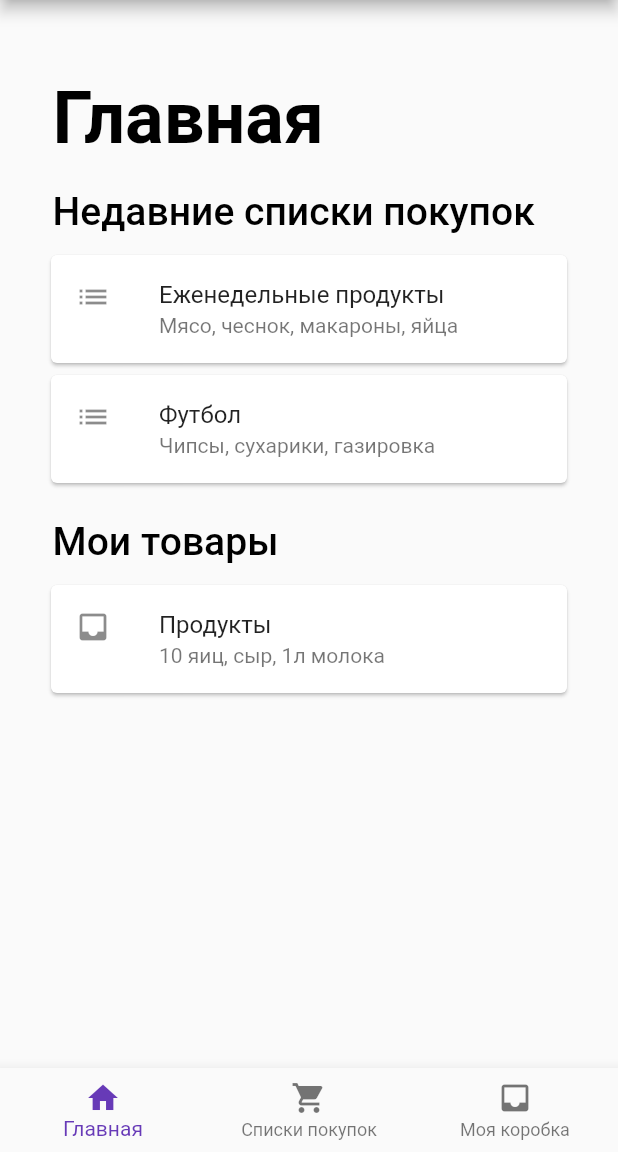
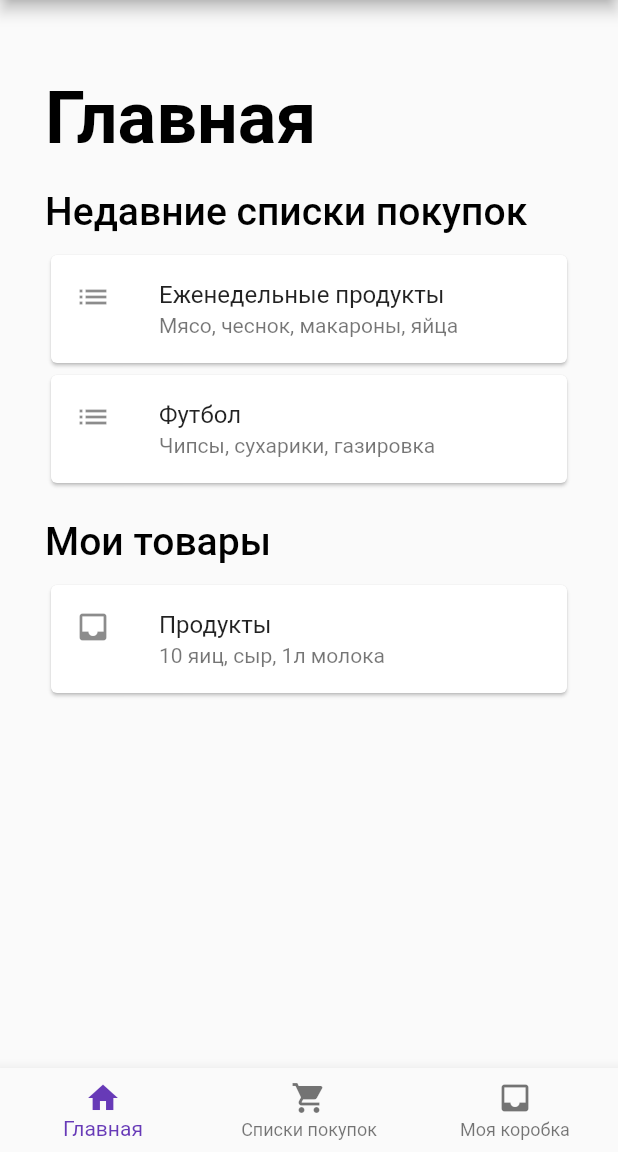
Before and after one commit to DaniilPavlov/MyProducts, a Flutter app: the screen it shows once a user with an empty profile is signed in, on a phone screen of 412 x 824 dp, the part 84-1236 px from its top. Run offline on Flutter 3.47's test engine with Material 2 defaults, Android fonts, the phone set to English and light mode, and no system bars; our stand-ins replace cloud_firestore, firebase_auth, flutter_form_builder, flutter_spinkit, fluttertoast; accounts and stored records are empty.

Commit message:
Refactoring + titles on each main screen

```diff
--- a/lib/main.dart
+++ b/lib/main.dart
@@ -1,11 +1,9 @@
 import 'dart:async';
-
 import 'package:cloud_firestore/cloud_firestore.dart';
 import 'package:flutter/material.dart';
 import 'package:products_control/screens/authStatus.dart';
 import 'package:provider/provider.dart';
 import 'services/auth.dart';
-
 import 'models/user.dart';
 
 void main() {
--- a/lib/screens/addCheckList.dart
+++ b/lib/screens/addCheckList.dart
@@ -1,13 +1,11 @@
 import 'dart:async';
 import 'dart:ui';
-
 import 'package:flutter/material.dart';
 import 'package:flutter_form_builder/flutter_form_builder.dart';
 import 'package:products_control/screens/addCheckListItem.dart';
 import 'package:products_control/models/checkListData.dart';
 import 'package:products_control/models/user.dart';
 import 'package:products_control/services/database.dart';
-import 'package:products_control/widgets/saveButton.dart';
 import 'package:products_control/widgets/toast.dart';
 import 'package:provider/provider.dart';
 
--- a/lib/screens/addCheckListItem.dart
+++ b/lib/screens/addCheckListItem.dart
@@ -1,7 +1,6 @@
 import 'package:flutter/material.dart';
 import 'package:flutter_form_builder/flutter_form_builder.dart';
 import 'package:products_control/models/checkListData.dart';
-import 'package:products_control/services/database.dart';
 
 class AddCheckListItem extends StatefulWidget {
   final CheckListItem checkListItem;
--- a/lib/screens/checkLists.dart
+++ b/lib/screens/checkLists.dart
@@ -5,8 +5,6 @@ import 'package:products_control/widgets/checkListsList.dart';
 import 'addCheckList.dart';
 
 class CheckListsScreen extends StatelessWidget {
-  // Each screen that has a floating action button will have this method
-  // TODO: see if creating a wrapper component for the FAB is necessary
   Widget renderFloatingActionButton(BuildContext context) {
     return Container(
       height: 70.0,
--- a/lib/screens/home.dart
+++ b/lib/screens/home.dart
@@ -1,5 +1,4 @@
 import 'package:flutter/material.dart';
-import 'package:products_control/services/auth.dart';
 import '../widgets/pageTitle.dart';
 import '../widgets/pageSubtitle.dart';
 import '../widgets/tappableCard.dart';
@@ -7,7 +6,6 @@ import '../widgets/tappableCard.dart';
 class HomeScreen extends StatelessWidget {
   HomeScreen({Key key}) : super(key: key);
 
-// TODO: Map cards over dummy data
   @override
   Widget build(BuildContext context) {
     return Container(
--- a/lib/screens/login.dart
+++ b/lib/screens/login.dart
@@ -1,8 +1,6 @@
 import 'package:flutter/material.dart';
 import 'package:fluttertoast/fluttertoast.dart';
-import 'package:products_control/models/user.dart';
 import 'package:products_control/services/auth.dart';
-
 
 class LoginScreen extends StatefulWidget {
   LoginScreen({Key key}) : super(key: key);
--- a/lib/screens/navContainer.dart
+++ b/lib/screens/navContainer.dart
@@ -1,5 +1,4 @@
 import 'package:flutter/material.dart';
-import 'file:///C:/Users/lokod/AndroidStudioProjects/products_control/lib/widgets/boxItemsList.dart';
 import '../services/auth.dart';
 import '../widgets/bottomNavBar.dart';
 import './box.dart';
--- a/lib/widgets/bottomNavBar.dart
+++ b/lib/widgets/bottomNavBar.dart
@@ -13,7 +13,6 @@ class BottomNavBar extends StatefulWidget {
 }
 
 class _BottomNavBarState extends State<BottomNavBar> {
-
   @override
   Widget build(BuildContext context) {
     return BottomNavigationBar(
--- a/lib/widgets/pageSubtitle.dart
+++ b/lib/widgets/pageSubtitle.dart
@@ -15,7 +15,6 @@ class PageSubtitle extends StatelessWidget {
   Widget build(BuildContext context) {
     return Padding(
       padding: EdgeInsets.only(
-        left: 5.0,
         bottom: 10.0,
         top: topPadding,
       ),
--- a/lib/widgets/pageTitle.dart
+++ b/lib/widgets/pageTitle.dart
@@ -11,18 +11,13 @@ class PageTitle extends StatelessWidget {
 
   @override
   Widget build(BuildContext context) {
-    return Padding(
-      padding: EdgeInsets.only(
-        left: 5.0,
-      ),
-      child: Text(
-        text,
-        textAlign: TextAlign.left,
-        style: TextStyle(
-          color: Colors.black,
-          fontSize: 48.0,
-          fontWeight: FontWeight.w600,
-        ),
+    return Text(
+      text,
+      textAlign: TextAlign.center,
+      style: TextStyle(
+        color: Colors.black,
+        fontSize: 48.0,
+        fontWeight: FontWeight.w600,
       ),
     );
   }
--- a/lib/widgets/toast.dart
+++ b/lib/widgets/toast.dart
@@ -2,7 +2,8 @@ import 'package:flutter/material.dart';
 import 'package:fluttertoast/fluttertoast.dart';
 
 Future<bool> buildToast(String message,
-    {Color backgroundColor = Colors.red, Color textColor = Colors.white}) {
+    {Color backgroundColor = Colors.deepPurple,
+    Color textColor = Colors.white}) {
   return Fluttertoast.showToast(
       msg: message,
       toastLength: Toast.LENGTH_SHORT,
```
Also changed, not shown: lib/models/checkListData.dart (+6 -28 lines), lib/screens/box.dart (+1 -6 lines), lib/screens/loading.dart (+6 -7 lines), lib/services/database.dart (+7 -9 lines), lib/widgets/boxItemsList.dart (+30 -10 lines), lib/widgets/boxStatusCard.dart (deleted, +0 -10 lines), lib/widgets/checkListsList.dart (+10 -1 lines), lib/widgets/fullScreenOverlay.dart (+4 -4 lines).
